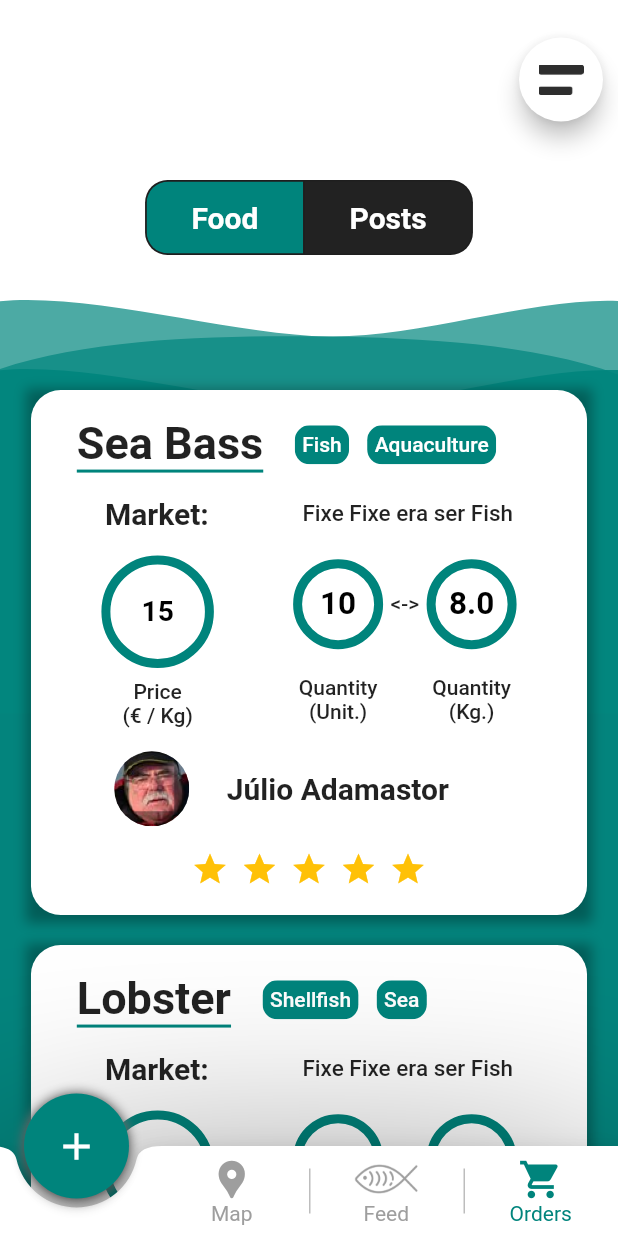
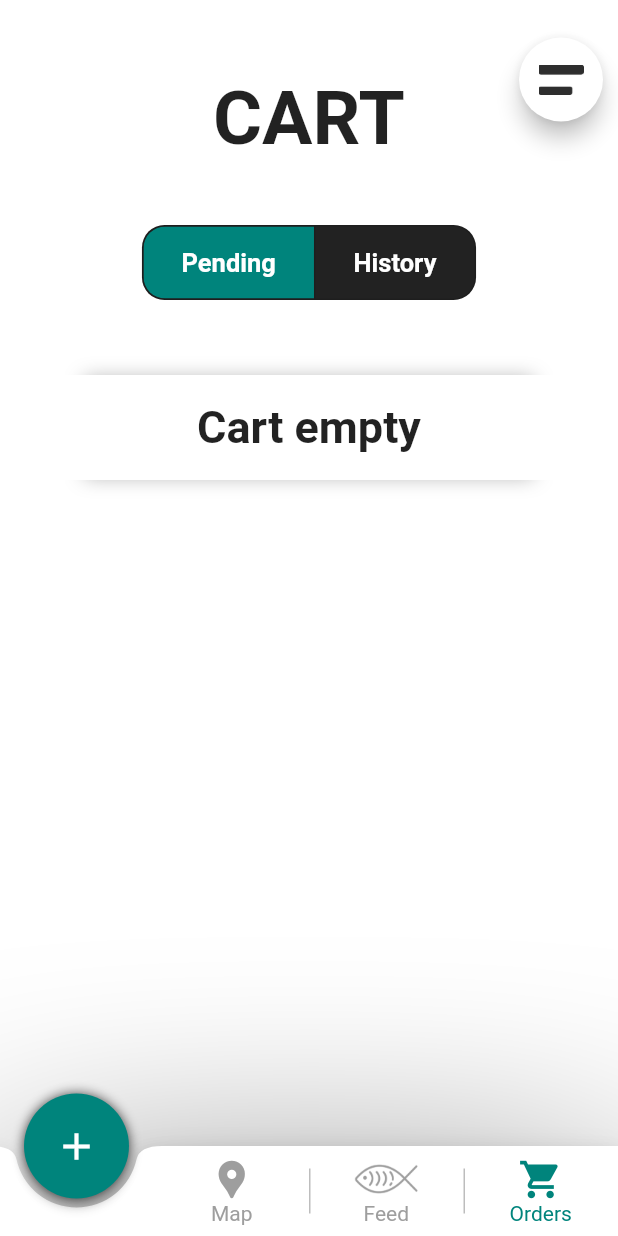
Before and after one commit to Mr-Vicente/IPM_Fisheller, a Flutter app: the screen it shows after launch, item 3 of the bottom bar chosen, on a phone screen of 412 x 824 dp. Run offline on Flutter 3.47's test engine with Material 2 defaults, Android fonts, the phone set to English and light mode, and no system bars; drawn by our look-alikes of flutter_rating_bar; our stand-ins replace carousel_slider, charts_flutter, flutter_svg, google_maps_flutter, location.

Commit message:
Cart Screen added

```diff
--- a/lib/components/home.dart
+++ b/lib/components/home.dart
@@ -1,4 +1,6 @@
+import 'package:fisheller_app/screens/cart/body.dart';
 import 'package:fisheller_app/screens/feed/components/body.dart';
+import 'package:fisheller_app/screens/feed/components/search_bar.dart';
 import 'package:flutter/material.dart';
 
 import 'package:fisheller_app/constants.dart';
@@ -16,7 +18,7 @@ class Home extends StatefulWidget {
 class _HomeState extends State<Home> {
   int _currentIndex = 0;
   //TODO add Feed and Cart pages here
-  final List<Widget> _children = [MapPage(), Feed(),Feed()];
+  final List<Widget> _children = [MapPage(), Feed(), Cart()];
   var scaffoldKey = GlobalKey<ScaffoldState>();
   @override
   Widget build(BuildContext context) {
@@ -40,7 +42,7 @@ class _HomeState extends State<Home> {
             left: 10,
             child: SafeArea(
                 child: FloatingActionButton(
-                  onPressed: () => scaffoldKey.currentState.openEndDrawer(),
+                  onPressed: () => SearchBarFeed(),
                   child: Icon(
                       IconData(59828, fontFamily: 'MaterialIcons'),
                     color: Colors.black87,
@@ -132,3 +134,13 @@ class Feed extends StatelessWidget {
     );
   }
 }
+
+class Cart extends StatelessWidget {
+  @override
+  Widget build(BuildContext context) {
+    return Scaffold(
+      backgroundColor: Colors.white,
+      body: CartBody(),
+    );
+  }
+}
--- /dev/null
+++ b/lib/screens/cart/background.dart
@@ -0,0 +1,97 @@
+import 'package:fisheller_app/constants.dart';
+import 'package:flutter/material.dart';
+
+class Background extends StatefulWidget {
+  final Widget child;
+  Background({
+    Key key,
+    @required this.child,
+  });
+  BackgroundMain createState() => BackgroundMain(child: child);
+}
+
+class BackgroundMain extends State<Background>{
+  List<bool> isSelected = [true,false];
+  final Widget child;
+  BackgroundMain({
+    Key key,
+    @required this.child,
+  });
+
+  @override
+  Widget build(BuildContext context) {
+    Size size = MediaQuery.of(context).size;
+    return Container(
+      height: size.height,
+      width: double.infinity,
+      child: Stack(
+        alignment: Alignment.center,
+        children: <Widget>[
+          Positioned(
+            top: 50.0,
+            child: Text(
+              "CART",
+              style: TextStyle(
+                fontWeight: FontWeight.bold,
+                fontSize: 50,
+              ),
+            ),
+          ),
+          Positioned(
+            top: 150.0,
+            child:
+            Container(
+              padding: EdgeInsets.zero,
+              decoration: BoxDecoration(
+                color: Colors.black87,
+                //border: Border.all(color: Colors.black, width: 1.0),
+                borderRadius: BorderRadius.all(Radius.circular(15.0)),
+              ),
+              child:
+              ToggleButtons(
+                children: <Widget>[
+                  Text("      Pending      ",
+                    style: TextStyle(
+                      fontWeight: FontWeight.w700,
+                      fontSize: 17,
+                    ),
+                  ),
+                  Text("      History      ",
+                    style: TextStyle(
+                      fontWeight: FontWeight.w700,
+                      fontSize: 17,
+                    ),
+                  ),
+                ],
+                onPressed: (int index) {
+                  setState(() {
+                    for (int buttonIndex = 0; buttonIndex < isSelected.length; buttonIndex++) {
+                      if (buttonIndex == index) {
+                        isSelected[buttonIndex] = true;
+                      } else {
+                        isSelected[buttonIndex] = false;
+                      }
+                    }
+                  });
+
+                },
+                isSelected: isSelected,
+                borderRadius: BorderRadius.circular(15),
+                fillColor: PRIMARY_COLOUR,
+                selectedColor: WHITE_COLOUR,
+                color: WHITE_COLOUR,
+              ),
+            ),
+          ),
+          Positioned(
+            child: child,
+            top: 250.0,
+            bottom: 0.0,
+            right: 0.0,
+            left: 0.0,
+          )
+        ],
+      ),
+    );
+  }
+}
--- /dev/null
+++ b/lib/screens/cart/body.dart
@@ -0,0 +1,71 @@
+import 'package:fisheller_app/components/Selling_Card.dart';
+import 'package:fisheller_app/constants.dart';
+import 'package:fisheller_app/screens/cart/background.dart';
+import 'package:flutter/material.dart';
+
+class CartBody extends StatelessWidget {
+  @override
+  Widget build(BuildContext context) {
+
+    Size size = MediaQuery.of(context).size;
+    // This size provide us total height and width of our screen
+    return Background(
+      child: SingleChildScrollView(
+        child: Column(
+          mainAxisAlignment: MainAxisAlignment.center,
+          children: <Widget>[
+            if(markets.length > 0)
+              CartEmpty(),
+            if(markets.length == 0)
+              for ( var market in markets )
+                for (var sell in market.items)
+                  Selling_Card(
+                    sell: sell,
+                    type: "feed",
+                    press: (){return null;},
+                  )
+          ],
+        ),
+      ),
+    );
+  }
+}
+
+class CartEmpty extends StatelessWidget {
+  @override
+  Widget build(BuildContext context) {
+
+    Size size = MediaQuery.of(context).size;
+    // This size provide us total height and width of our screen
+    return Container(
+        width: size.width * 0.8,
+        height: 70,
+        decoration: BoxDecoration(
+          color: WHITE_COLOUR,
+          boxShadow: [
+            BoxShadow(
+              color: Colors.black.withOpacity(0.3),
+              spreadRadius: -15,
+              blurRadius: 11,
+              offset: Offset(0, -13), // changes position of shadow
+            ),
+            BoxShadow(
+              color: Colors.black.withOpacity(0.3),
+              spreadRadius: -15,
+              blurRadius: 11,
+              offset: Offset(0, 13), // changes position of shadow
+            ),
+          ],
+        ),
+      child: Center(
+          child: Text(
+            "Cart empty",
+            style: TextStyle(
+              fontWeight: FontWeight.bold,
+              fontSize: 30,
+            ),
+        ),
+      ),
+    );
+  }
+}
--- a/lib/screens/feed/components/body.dart
+++ b/lib/screens/feed/components/body.dart
@@ -3,7 +3,6 @@ import 'package:fisheller_app/components/Selling_Card.dart';
 import 'package:fisheller_app/constants.dart';
 import 'package:fisheller_app/screens/feed/components/background.dart';
 import 'package:flutter/material.dart';
-import 'package:flutter_svg/flutter_svg.dart';
 
 class FeedBody extends StatelessWidget {
   @override
@@ -11,8 +10,6 @@ class FeedBody extends StatelessWidget {
 
     Size size = MediaQuery.of(context).size;
     // This size provide us total height and width of our screen
-    for ( var sell in fixeFixe_market.items )
-      print(sell.market);
     return Background(
       child: SingleChildScrollView(
         child: Column(
@@ -21,10 +18,10 @@ class FeedBody extends StatelessWidget {
             for ( var market in markets )
               for (var sell in market.items)
                 Selling_Card(
-                sell: sell,
-                type: "feed",
-                press: (){return null;},)
-
+                  sell: sell,
+                  type: "feed",
+                  press: (){return null;},
+                )
           ],
         ),
       ),
--- /dev/null
+++ b/lib/screens/feed/components/search_bar.dart
@@ -0,0 +1,50 @@
+import 'package:flutter/material.dart';
+import 'package:fisheller_app/constants.dart';
+import 'package:fisheller_app/components/text_field_container.dart';
+
+class SearchBarFeed extends StatelessWidget {
+  @override
+  Widget build(BuildContext context) {
+    Size size = MediaQuery.of(context).size;
+    return SafeArea(
+      child:SearchInputField(
+        hintText: "Search content",
+        onChanged: (value) {},
+        )
+      );
+  }
+}
+
+class SearchInputField extends StatelessWidget {
+
+  final String hintText;
+  final IconData icon;
+  final ValueChanged<String> onChanged;
+  const SearchInputField({
+    Key key,
+    this.hintText,
+    this.icon = Icons.location_on_outlined,
+    this.onChanged,
+  }) : super(key: key);
+
+
+  @override
+  Widget build(BuildContext context) {
+    return TextFieldContainer(
+      child: TextField(
+        onChanged: onChanged,
+        cursorColor: PRIMARY_COLOUR,
+        style: TextStyle(fontSize: 20),
+        decoration: InputDecoration(
+          icon: Icon(
+            icon,
+            color: PRIMARY_COLOUR,
+            size: 30,
+          ),
+          hintText: hintText,
+          border: InputBorder.none,
+        ),
+      ),
+    );
+  }
+}
--- a/lib/screens/map/components/map.dart
+++ b/lib/screens/map/components/map.dart
@@ -1,7 +1,6 @@
 import 'package:fisheller_app/models/sell.dart';
 import 'package:fisheller_app/components/Selling_Card.dart';
 import 'package:fisheller_app/models/market.dart';
-import 'package:fisheller_app/screens/market/market_information.dart';
 import 'package:flutter/rendering.dart';
 import 'package:google_maps_flutter/google_maps_flutter.dart';
 import 'package:location/location.dart';
@@ -34,7 +33,7 @@ class MapState extends State<Map> {
   Location location = new Location();
 
 
-  /// ************************* Aux methods ***************************/
+  /// ************************* Aux methods *************************/
   void _setMarkerIcons()  {
     BitmapDescriptor.fromAssetImage(
         ImageConfiguration(devicePixelRatio: 2.5),
```
